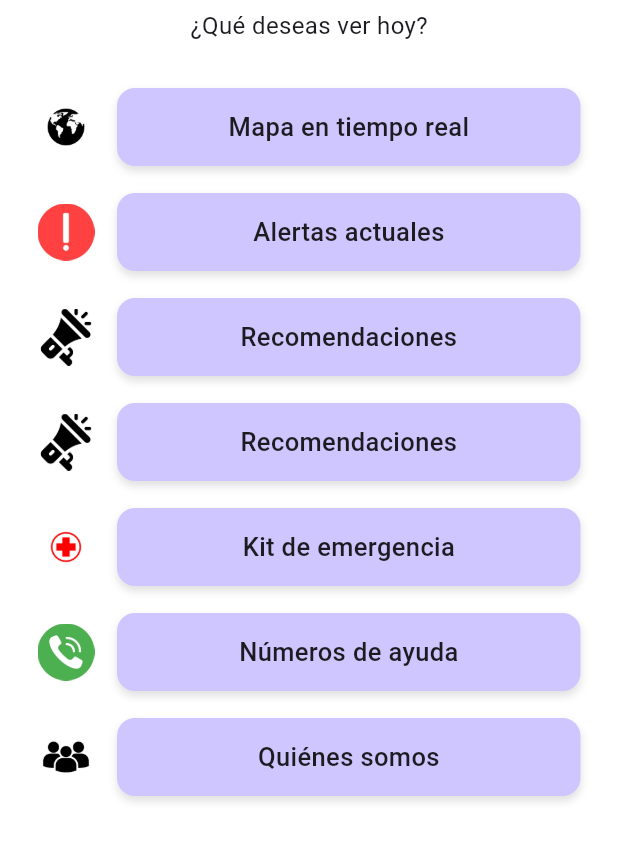
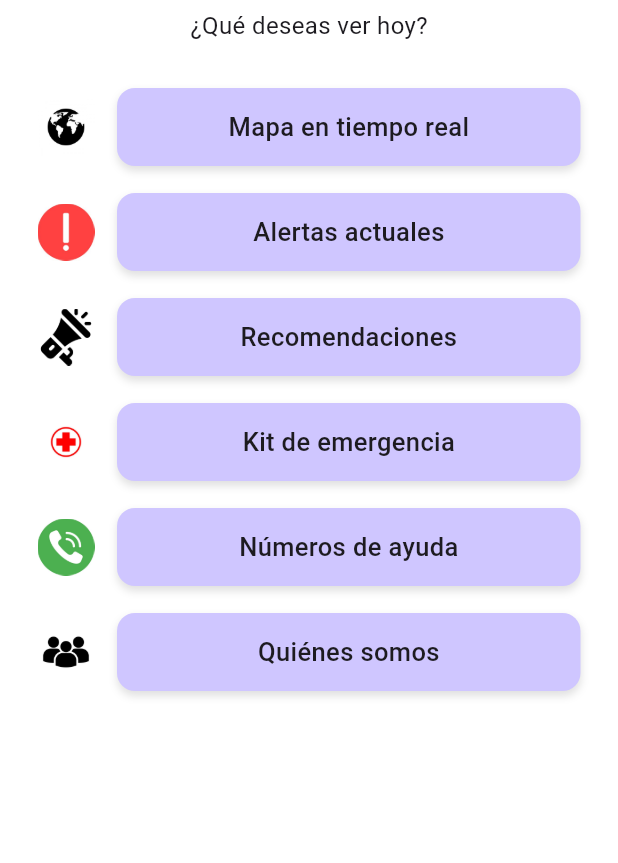
Before and after one commit to pedridg/hurasafe, a Flutter app: the screen it shows after launch, after a tap on "PERMITIR UBICACION", on a phone screen of 412 x 824 dp, the part 161-1024 px from its top. Run offline on Flutter 3.47's test engine with Material 3 defaults, Android fonts, the phone set to English and light mode, and no system bars; our stand-ins replace flutter_map, geolocator, latlong2, permission_handler; Roboto replaces fonts that are missing (Poppins).

Commit message:
Descripción del cambio que hicieron

```diff
--- a/lib/home_page.dart
+++ b/lib/home_page.dart
@@ -92,14 +92,6 @@ class HomePage extends StatelessWidget {
                   },
                 ),
 
-
-
-              menuItem(
-                iconPath: "assets/icons/recomendaciones.jpg",
-                label: "Recomendaciones",
-                onTap: () {},
-              ),
-
               menuItem(
                 iconPath: "assets/icons/kit.jpg",
                 label: "Kit de emergencia",
```
